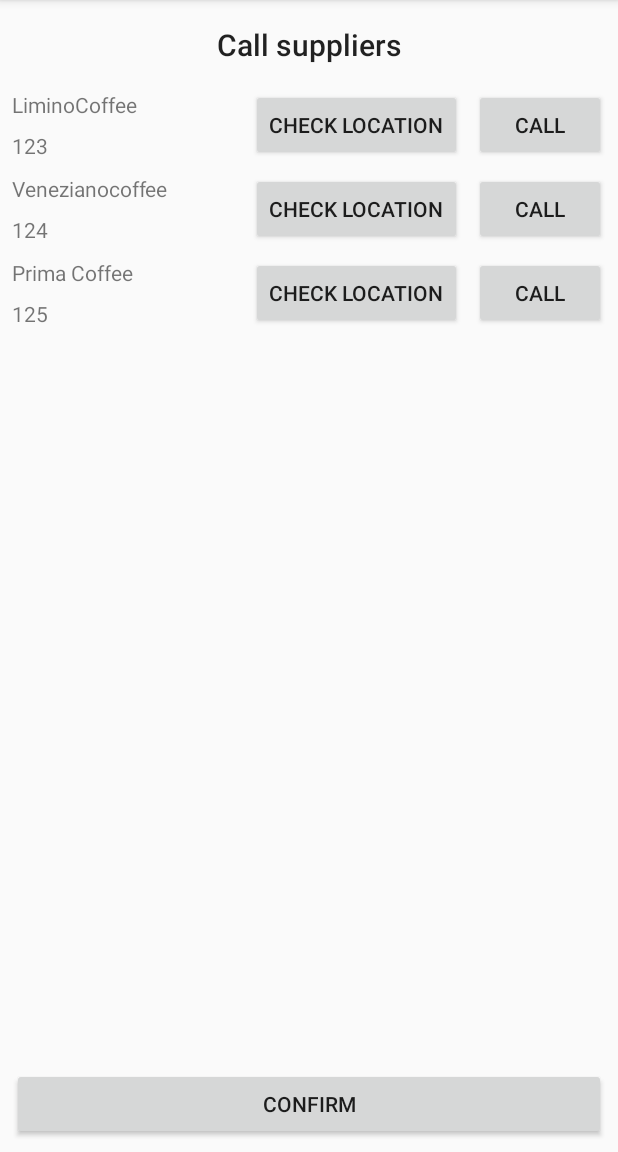
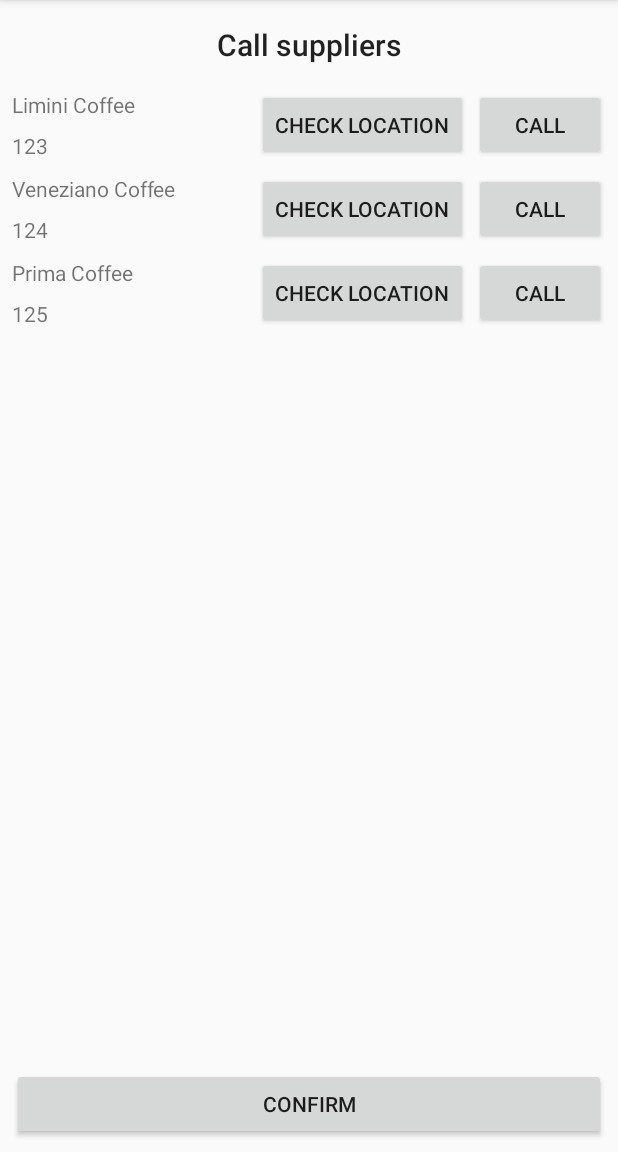
Before and after one commit to MistahJorge/OCafe, an Android app: the screen it shows after launch (CallSuppliers), after a tap on "Call suppliers", on a phone screen of 412 x 824 dp, the part 84-1236 px from its top. Run offline under Robolectric (Android 15) with nearby library versions, the phone set to English and light mode, and no system bars; pictures from the network do not load.

Commit message:
Finalização do projeto, informações de fornecedores armazenadas em ficheiros com sharedPreferences (pares chave-valor), mapa adicionado para verificar a localização de um fornecedor e retoques em código

```diff
--- a/app/src/main/java/com/example/jorge/ocafe/CallSuppliers.java
+++ b/app/src/main/java/com/example/jorge/ocafe/CallSuppliers.java
@@ -1,6 +1,7 @@
 package com.example.jorge.ocafe;
 
 import android.Manifest;
+import android.app.FragmentTransaction;
 import android.content.Intent;
 import android.content.SharedPreferences;
 import android.content.pm.PackageManager;
@@ -21,27 +22,53 @@ import android.view.ViewGroup;
 import android.widget.TextView;
 import android.widget.Toast;
 
+import com.google.android.gms.maps.CameraUpdateFactory;
+import com.google.android.gms.maps.GoogleMap;
+import com.google.android.gms.maps.MapFragment;
+import com.google.android.gms.maps.OnMapReadyCallback;
+import com.google.android.gms.maps.model.LatLng;
+
 import java.util.LinkedHashMap;
 import java.util.Map;
 
-public class CallSuppliers extends AppCompatActivity {
+public class CallSuppliers extends AppCompatActivity implements OnMapReadyCallback {
+
+    private Scene showAllThreeSuppliers;
+    private Scene getSupplierLocationScene;
+    private ViewGroup sceneRoot;
+    private Transition fadeTransition;
 
     public static SharedPreferences sharedPreferences;
 
     public static final String PREFERENCE_FILENAME = "preferences";
 
-    public static final String PREFERENCE_SUPPLIER1 = "supplier1";
-    public static final String PREFERENCE_SUPPLIER2 = "supplier2";
-    public static final String PREFERENCE_SUPPLIER3 = "supplier3";
+    public static Map<String,String> supplierName = new LinkedHashMap<>();
+    public static final String PREFERENCE_SUPPLIER_NAME = "suppliername";
+    public static final String PREFERENCE_SUPPLIER_NAME_2 = "suppliername2";
+    public static final String PREFERENCE_SUPPLIER_NAME_3 = "suppliername3";
 
-    public static Map<String,String> supplierId = new LinkedHashMap<>();
+    public static Map<String,String> supplierPhoneNumber = new LinkedHashMap<>();
+    public static final String PREFERENCE_SUPPLIER_NUMBER = "suppliernumber";
+    public static final String PREFERENCE_SUPPLIER_NUMBER_2 = "suppliernumber2";
+    public static final String PREFERENCE_SUPPLIER_NUMBER_3 = "suppliernumber3";
 
-    Scene _1stScene;
-    Scene _2ndScene;
-    ViewGroup sceneRoot;
-    Transition fadeTransition;
+    public static Map<String,String> supplierLatitude = new LinkedHashMap<>();
+    public static final String PREFERENCE_SUPPLIER_LATITUDE = "supplierlatitude";
+    public static final String PREFERENCE_SUPPLIER_LATITUDE_2 = "supplierlatitude2";
+    public static final String PREFERENCE_SUPPLIER_LATITUDE_3 = "supplierlatitude3";
+
+    public static Map<String,String> supplierLongitude = new LinkedHashMap<>();
+    public static final String PREFERENCE_SUPPLIER_LONGITUDE = "supplierlongitude";
+    public static final String PREFERENCE_SUPPLIER_LONGITUDE_2 = "supplierlongitude2";
+    public static final String PREFERENCE_SUPPLIER_LONGITUDE_3 = "supplierlongitude3";
+
+    private String choosenSupplierName;
+    private double choosenSupplierLatitude;
+    private double choosenSupplierLongitude;
 
     private boolean called = false;
+
+    private MapFragment mMapFragment;
 
     @Override
     protected void onCreate(Bundle savedInstanceState) {
@@ -54,18 +81,60 @@ public class CallSuppliers extends AppCompatActivity {
 
         sharedPreferences = this.getSharedPreferences(PREFERENCE_FILENAME, MODE_PRIVATE);
 
-        supplierId.put("supplier1", sharedPreferences.getString(PREFERENCE_SUPPLIER1, "123"));
-        supplierId.put("supplier2", sharedPreferences.getString(PREFERENCE_SUPPLIER2, "124"));
-        supplierId.put("supplier3", sharedPreferences.getString(PREFERENCE_SUPPLIER3, "125"));
+        supplierName.put("suppliername", sharedPreferences.getString(
+                PREFERENCE_SUPPLIER_NAME, "Limini Coffee"));
+        supplierName.put("suppliername2", sharedPreferences.getString(
+                PREFERENCE_SUPPLIER_NAME_2, "Veneziano Coffee"));
+        supplierName.put("suppliername3", sharedPreferences.getString(
+                PREFERENCE_SUPPLIER_NAME_3, "Prima Coffee"));
 
-        TextView LiminicoffeeNumberTextView = findViewById(R.id.textViewtextViewLiminicoffeeNumber);
-        LiminicoffeeNumberTextView.setText(supplierId.get("supplier1"));
+        supplierPhoneNumber.put("suppliernumber", sharedPreferences.getString(
+                PREFERENCE_SUPPLIER_NUMBER, "123"));
+        supplierPhoneNumber.put("suppliernumber2", sharedPreferences.getString(
+                PREFERENCE_SUPPLIER_NUMBER_2, "124"));
+        supplierPhoneNumber.put("suppliernumber3", sharedPreferences.getString(
+                PREFERENCE_SUPPLIER_NUMBER_3, "125"));
 
-        TextView VenezianocoffeeNumberTextView = findViewById(R.id.textViewtextViewVenezianocoffeeNumber);
-        VenezianocoffeeNumberTextView.setText(supplierId.get("supplier2"));
+        supplierLatitude.put("supplierlatitude", sharedPreferences.getString(
+                PREFERENCE_SUPPLIER_LATITUDE, "53.770032"));
+        supplierLatitude.put("supplierlatitude2", sharedPreferences.getString(
+                PREFERENCE_SUPPLIER_LATITUDE_2, "-27.483778"));
+        supplierLatitude.put("supplierlatitude3", sharedPreferences.getString(
+                PREFERENCE_SUPPLIER_LATITUDE_3, "38.1841066"));
 
-        TextView primacoffeeNumberTextView = findViewById(R.id.textViewPrimacoffeeNumber);
-        primacoffeeNumberTextView.setText(supplierId.get("supplier3"));
+        supplierLongitude.put("supplierlongitude", sharedPreferences.getString(
+                PREFERENCE_SUPPLIER_LONGITUDE, "-1.7694477"));
+        supplierLongitude.put("supplierlongitude2", sharedPreferences.getString(
+                PREFERENCE_SUPPLIER_LONGITUDE_2, "153.0004323"));
+        supplierLongitude.put("supplierlongitude3", sharedPreferences.getString(
+                PREFERENCE_SUPPLIER_LONGITUDE_3, "-85.6997615"));
+    }
+
+    @Override
+    protected void onResume() {
+        super.onResume();
+
+        updateTextViews();
+    }
+
+    private void updateTextViews() {
+        TextView supplierNameTextView = findViewById(R.id.textViewSupplierName);
+        supplierNameTextView.setText(supplierName.get("suppliername"));
+
+        TextView supplierNumberTextView = findViewById(R.id.textViewSupplierNumber);
+        supplierNumberTextView.setText(supplierPhoneNumber.get("suppliernumber"));
+
+        TextView supplierName2TextView = findViewById(R.id.textViewSupplierName2);
+        supplierName2TextView.setText(supplierName.get("suppliername2"));
+
+        TextView supplier2NumberTextView = findViewById(R.id.textViewSupplierNumber2);
+        supplier2NumberTextView.setText(supplierPhoneNumber.get("suppliernumber2"));
+
+        TextView supplierName3TextView = findViewById(R.id.textViewSupplierName3);
+        supplierName3TextView.setText(supplierName.get("suppliername3"));
+
+        TextView supplier3NumberTextView = findViewById(R.id.textViewSupplierNumber3);
+        supplier3NumberTextView.setText(supplierPhoneNumber.get("suppliernumber3"));
     }
 
     @Override
@@ -75,8 +144,8 @@ public class CallSuppliers extends AppCompatActivity {
         sceneRoot = findViewById(R.id.scene_root);
 
         // Create the scenes
-        _1stScene = Scene.getSceneForLayout(sceneRoot, R.layout.scene_1, this);
-        _2ndScene = Scene.getSceneForLayout(sceneRoot, R.layout.scene_2, this);
+        showAllThreeSuppliers = Scene.getSceneForLayout(sceneRoot, R.layout.call_suppliers_scene, this);
+        getSupplierLocationScene = Scene.getSceneForLayout(sceneRoot, R.layout.check_supplier_location_scene, this);
 
         fadeTransition = TransitionInflater.from(this)
                 .inflateTransition(R.transition.fade_transition);
@@ -86,11 +155,11 @@ public class CallSuppliers extends AppCompatActivity {
         Intent phoneIntent = new Intent(Intent.ACTION_CALL);
 
         if (view == findViewById(R.id.buttonCallSupplier))
-            phoneIntent.setData(Uri.parse("tel:" + supplierId.get("supplier1")));
+            phoneIntent.setData(Uri.parse("tel:" + supplierPhoneNumber.get("suppliernumber")));
         else if (view == findViewById(R.id.buttonCallSupplier2))
-            phoneIntent.setData(Uri.parse("tel:" + supplierId.get("supplier2")));
+            phoneIntent.setData(Uri.parse("tel:" + supplierPhoneNumber.get("suppliernumber2")));
         else
-            phoneIntent.setData(Uri.parse("tel:" + supplierId.get("supplier3")));
+            phoneIntent.setData(Uri.parse("tel:" + supplierPhoneNumber.get("suppliernumber3")));
 
         if (ActivityCompat.checkSelfPermission(this,
                 Manifest.permission.CALL_PHONE) != PackageManager.PERMISSION_GRANTED) {
@@ -103,20 +172,62 @@ public class CallSuppliers extends AppCompatActivity {
     }
 
     public void confirmSupplier(View view) {
-        if (called == true) {
+        if (called) {
             setResult(RESULT_OK);
             finish();
         } else {
-            Toast.makeText(this, "Call the supplier, will ya?",
-                    Toast.LENGTH_SHORT).show();
+            Toast.makeText(this, "Call the supplier, will ya?\nIf you just wan't to " +
+                            "go back, then press back",
+                    Toast.LENGTH_LONG).show();
         }
     }
 
     @RequiresApi(api = Build.VERSION_CODES.KITKAT)
     public void checkLocation(View view) {
-        if (view == findViewById(R.id.buttonAnimationTransitionBack))
-        TransitionManager.go(_1stScene, fadeTransition);
-        else
-        TransitionManager.go(_2ndScene, fadeTransition);
+        if (view == findViewById(R.id.buttonAnimationTransitionBack)) {
+            TransitionManager.go(showAllThreeSuppliers, fadeTransition);
+            updateTextViews();
+        } else{
+            if (view == findViewById(R.id.buttonCheckSupplier)) {
+                choosenSupplierName = supplierLatitude.get("suppliername");
+                choosenSupplierLatitude = Double.parseDouble(supplierLatitude.get("supplierlatitude"));
+                choosenSupplierLongitude = Double.parseDouble(supplierLongitude.get("supplierlongitude"));
+            } else if (view == findViewById(R.id.buttonCheckSupplier2)){
+                choosenSupplierName = supplierLatitude.get("suppliername2");
+                choosenSupplierLatitude = Double.parseDouble(supplierLatitude.get("supplierlatitude2"));
+                choosenSupplierLongitude = Double.parseDouble(supplierLongitude.get("supplierlongitude2"));
+            } else {
+                choosenSupplierName = supplierLatitude.get("suppliername3");
+                choosenSupplierLatitude = Double.parseDouble(supplierLatitude.get("supplierlatitude3"));
+                choosenSupplierLongitude = Double.parseDouble(supplierLongitude.get("supplierlongitude3"));
+            }
+
+            TransitionManager.go(getSupplierLocationScene, fadeTransition);
+
+            TextView supplierNameTextView = findViewById(R.id.textViewSupplierNameSubtitle);
+            supplierNameTextView.setText(choosenSupplierName);
+
+            TextView supplierLatitudeTextView = findViewById(R.id.textViewSupplierLatitude);
+            supplierLatitudeTextView.setText("Latitude: " + choosenSupplierLatitude);
+
+            TextView supplierLongitudeTextView = findViewById(R.id.textViewSupplierLongitude);
+            supplierLongitudeTextView.setText("Longitude: " + choosenSupplierLongitude);
+
+
+            mMapFragment = MapFragment.newInstance();
+            FragmentTransaction fragmentTransaction = getFragmentManager().beginTransaction();
+            fragmentTransaction.add(R.id.map_container, mMapFragment);
+            mMapFragment.getMapAsync(this);
+
+            fragmentTransaction.commit();
+        }
+    }
+
+    @Override
+    public void onMapReady(GoogleMap googleMap) {
+        float zoomLevel = 16.0f;
+        googleMap.getUiSettings().setAllGesturesEnabled(false);
+        googleMap.moveCamera(CameraUpdateFactory.newLatLngZoom(new LatLng(choosenSupplierLatitude,
+                choosenSupplierLongitude), zoomLevel));
     }
 }
--- a/app/src/main/java/com/example/jorge/ocafe/MainActivity.java
+++ b/app/src/main/java/com/example/jorge/ocafe/MainActivity.java
@@ -209,9 +209,6 @@ public class MainActivity extends AppCompatActivity {
     @Override
     public boolean onOptionsItemSelected(MenuItem item) {
         switch (item.getItemId()) {
-            case R.id.action_settings:
-                // User chose the "Settings" item, show the app settings UI...
-                return true;
 
             case R.id.action_call:
                 Intent intent = new Intent(this, CallSuppliers.class);
--- a/app/src/main/java/com/example/jorge/ocafe/OrderListFragment.java
+++ b/app/src/main/java/com/example/jorge/ocafe/OrderListFragment.java
@@ -56,7 +56,7 @@ public class OrderListFragment extends Fragment {
             Product product = MainActivity.products.get(i);
             if(i == 0){
                 if (product.getStockOnList() > 0) {
-                    orderListContentTextView.setText(product.getName() + ": " +
+                    orderListContentTextView.setText("- " + product.getName() + ": " +
                             product.getStockOnList() + '\n');
                 } else {
                     orderListContentTextView.setText("");
@@ -64,7 +64,7 @@ public class OrderListFragment extends Fragment {
             } else {
                 if (product.getStockOnList() > 0) {
                     orderListContentTextView.setText(orderListContentTextView.getText().toString() +
-                            product.getName() + ": " + product.getStockOnList() + '\n');
+                            "- " + product.getName() + ": " + product.getStockOnList() + '\n');
                 }
             }
             totalPrice = totalPrice + product.getPrice() * ((double) product.getStockOnList());
--- a/app/src/main/java/com/example/jorge/ocafe/ProductsAdapter.java
+++ b/app/src/main/java/com/example/jorge/ocafe/ProductsAdapter.java
@@ -83,6 +83,9 @@ public class ProductsAdapter extends BaseAdapter {
                         }
                     }
                     updateProduct();
+                } else {
+                    Toast.makeText(context, "There are no " + MainActivity.product.getName() +
+                            " on stock.", Toast.LENGTH_SHORT).show();
                 }
             }
         });
@@ -110,6 +113,9 @@ public class ProductsAdapter extends BaseAdapter {
                         }
                     }
                     updateProduct();
+                } else {
+                    Toast.makeText(context, "There are no " + MainActivity.product.getName() +
+                            " on the order list.", Toast.LENGTH_SHORT).show();
                 }
             }
         });
--- a/app/src/main/res/layout/activity_call_suppliers.xml
+++ b/app/src/main/res/layout/activity_call_suppliers.xml
@@ -28,7 +28,7 @@
         app:layout_constraintTop_toBottomOf="@+id/o_cafe_custom_toolbar">
 
         <include
-            layout="@layout/scene_1"
+            layout="@layout/call_suppliers_scene"
             android:layout_width="match_parent"
             android:layout_height="match_parent" />
     </FrameLayout>
--- a/app/src/main/res/layout/scene_1.xml
+++ b/app/src/main/res/layout/call_suppliers_scene.xml
@@ -30,29 +30,30 @@
             android:orientation="vertical">
 
             <TextView
-                android:id="@+id/textViewLiminicoffee"
+                android:id="@+id/textViewSupplierName"
                 android:layout_width="wrap_content"
                 android:layout_height="wrap_content"
                 android:layout_marginBottom="4dp"
                 android:layout_marginLeft="8dp"
                 android:layout_marginStart="8dp"
                 android:layout_marginTop="4dp"
-                android:text="LiminoCoffee"
-                app:layout_constraintBottom_toTopOf="@+id/textViewtextViewLiminicoffeeNumber"
+                android:text="TextView"
+                app:layout_constraintBottom_toTopOf="@+id/textViewSupplierNumber"
                 app:layout_constraintStart_toStartOf="parent"
                 app:layout_constraintTop_toTopOf="@+id/buttonCallSupplier" />
 
             <TextView
-                android:id="@+id/textViewtextViewLiminicoffeeNumber"
+                android:id="@+id/textViewSupplierNumber"
                 android:layout_width="wrap_content"
                 android:layout_height="wrap_content"
                 android:layout_marginBottom="4dp"
+                android:layout_marginLeft="8dp"
                 android:layout_marginStart="8dp"
                 android:layout_marginTop="4dp"
                 android:text="TextView"
                 app:layout_constraintBottom_toBottomOf="@+id/buttonCallSupplier"
                 app:layout_constraintStart_toStartOf="parent"
-                app:layout_constraintTop_toBottomOf="@+id/textViewLiminicoffee" />
+                app:layout_constraintTop_toBottomOf="@+id/textViewSupplierName" />
 
             <Button
                 android:id="@+id/buttonCallSupplier"
@@ -69,7 +70,8 @@
                 android:id="@+id/buttonCheckSupplier"
                 android:layout_width="wrap_content"
                 android:layout_height="wrap_content"
-                android:layout_marginEnd="8dp"
+                android:layout_marginRight="4dp"
+                android:layout_marginEnd="4dp"
                 android:onClick="checkLocation"
                 android:text="Check Location"
                 app:layout_constraintBottom_toBottomOf="@+id/buttonCallSupplier"
@@ -77,20 +79,20 @@
                 app:layout_constraintTop_toTopOf="@+id/buttonCallSupplier" />
 
             <TextView
-                android:id="@+id/textViewVenezianocoffee"
+                android:id="@+id/textViewSupplierName2"
                 android:layout_width="wrap_content"
                 android:layout_height="wrap_content"
                 android:layout_marginBottom="4dp"
                 android:layout_marginLeft="8dp"
                 android:layout_marginStart="8dp"
                 android:layout_marginTop="4dp"
-                android:text="Venezianocoffee"
-                app:layout_constraintBottom_toTopOf="@+id/textViewtextViewVenezianocoffeeNumber"
+                android:text="TextView"
+                app:layout_constraintBottom_toTopOf="@+id/textViewSupplierNumber2"
                 app:layout_constraintStart_toStartOf="parent"
                 app:layout_constraintTop_toTopOf="@+id/buttonCallSupplier2" />
 
             <TextView
-                android:id="@+id/textViewtextViewVenezianocoffeeNumber"
+                android:id="@+id/textViewSupplierNumber2"
                 android:layout_width="wrap_content"
                 android:layout_height="wrap_content"
                 android:layout_marginBottom="4dp"
@@ -100,7 +102,7 @@
                 android:text="TextView"
                 app:layout_constraintBottom_toBottomOf="@+id/buttonCallSupplier2"
                 app:layout_constraintStart_toStartOf="parent"
-                app:layout_constraintTop_toBottomOf="@+id/textViewVenezianocoffee" />
+                app:layout_constraintTop_toBottomOf="@+id/textViewSupplierName2" />
 
             <Button
                 android:id="@+id/buttonCallSupplier2"
@@ -118,7 +120,8 @@
                 android:id="@+id/buttonCheckSupplier2"
                 android:layout_width="wrap_content"
                 android:layout_height="wrap_content"
-                android:layout_marginEnd="8dp"
+                android:layout_marginEnd="4dp"
+                android:layout_marginRight="4dp"
                 android:onClick="checkLocation"
                 android:text="Check Location"
                 app:layout_constraintBottom_toBottomOf="@+id/buttonCallSupplier2"
@@ -126,20 +129,20 @@
                 app:layout_constraintTop_toTopOf="@+id/buttonCallSupplier2" />
 
             <TextView
-                android:id="@+id/textViewPrimacoffee"
+                android:id="@+id/textViewSupplierName3"
                 android:layout_width="wrap_content"
                 android:layout_height="wrap_content"
                 android:layout_marginBottom="4dp"
                 android:layout_marginLeft="8dp"
                 android:layout_marginStart="8dp"
                 android:layout_marginTop="4dp"
-                android:text="Prima Coffee"
-                app:layout_constraintBottom_toTopOf="@+id/textViewPrimacoffeeNumber"
+                android:text="TextView"
+                app:layout_constraintBottom_toTopOf="@+id/textViewSupplierNumber3"
                 app:layout_constraintStart_toStartOf="parent"
                 app:layout_constraintTop_toTopOf="@+id/buttonCallSupplier3" />
 
             <TextView
-                android:id="@+id/textViewPrimacoffeeNumber"
+                android:id="@+id/textViewSupplierNumber3"
                 android:layout_width="wrap_content"
                 android:layout_height="wrap_content"
                 android:layout_marginBottom="4dp"
@@ -149,7 +152,7 @@
                 android:text="TextView"
                 app:layout_constraintBottom_toBottomOf="@+id/buttonCallSupplier3"
                 app:layout_constraintStart_toStartOf="parent"
-                app:layout_constraintTop_toBottomOf="@+id/textViewPrimacoffee" />
+                app:layout_constraintTop_toBottomOf="@+id/textViewSupplierName3" />
 
             <Button
                 android:id="@+id/buttonCallSupplier3"
@@ -167,7 +170,8 @@
                 android:id="@+id/buttonCheckSupplier3"
                 android:layout_width="wrap_content"
                 android:layout_height="wrap_content"
-                android:layout_marginEnd="8dp"
+                android:layout_marginEnd="4dp"
+                android:layout_marginRight="4dp"
                 android:onClick="checkLocation"
                 android:text="Check Location"
                 app:layout_constraintBottom_toBottomOf="@+id/buttonCallSupplier3"
--- a/app/src/main/res/menu/o_cafe_menu.xml
+++ b/app/src/main/res/menu/o_cafe_menu.xml
@@ -9,9 +9,4 @@
         android:iconTint="@android:color/background_light"
         android:title="Call suppliers"
         app:showAsAction="ifRoom" />
-
-    <item android:id="@+id/action_settings"
-        android:iconTint="@android:color/background_light"
-        android:title="Settings"
-        app:showAsAction="never"></item>
 </menu>
--- a/app/src/main/res/values/strings.xml
+++ b/app/src/main/res/values/strings.xml
@@ -4,7 +4,4 @@
 
     <string name="product_list_fragment">This is the product list fragment</string>
     <string name="product_description_fragment">This is the product description fragment</string>
-
-    <!-- TODO: Remove or change this placeholder text -->
-    <string name="hello_blank_fragment">Hello blank fragment</string>
 </resources>
```
Also changed, not shown: app/src/main/AndroidManifest.xml (+8 -0 lines), app/src/main/res/layout/check_supplier_location_scene.xml (added, +81 -0 lines), app/src/main/res/layout/fragment_order_list.xml (+8 -4 lines), app/src/main/res/layout/scene_2.xml (deleted, +0 -34 lines).
